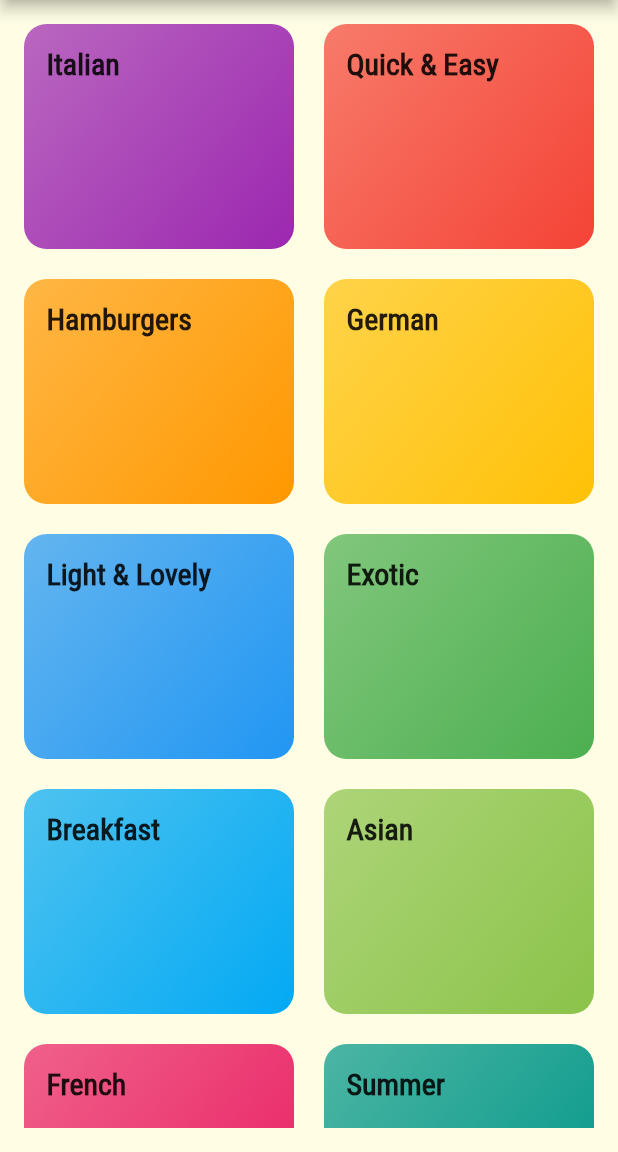
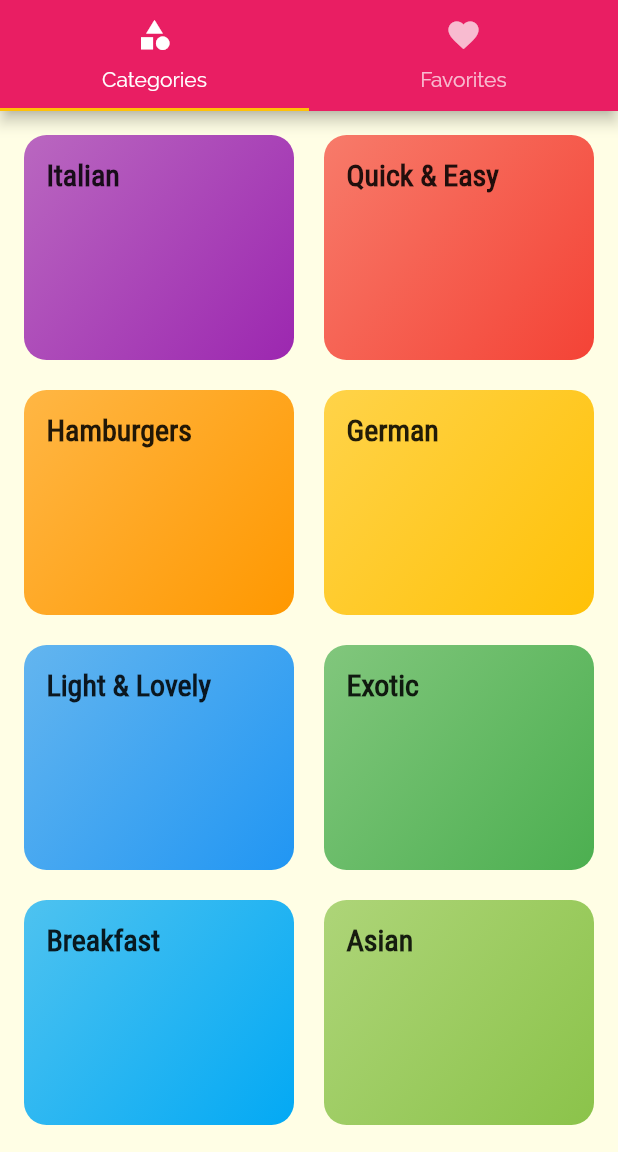
Before and after one commit to MiguelJardinez/deli-meal-flutter, a Flutter app: the screen it shows after launch, on a phone screen of 412 x 824 dp, the part 84-1236 px from its top. Run offline on Flutter 3.47's test engine with Material 2 defaults, Android fonts, the phone set to English and light mode, and no system bars.

Commit message:
add header tabs

```diff
--- a/lib/main.dart
+++ b/lib/main.dart
@@ -1,3 +1,4 @@
+import 'package:deli_meal/src/navigation/tab_page.dart';
 import 'package:deli_meal/src/pages/category_meal_page.dart';
 import 'package:deli_meal/src/pages/catetegories_page.dart';
 import 'package:deli_meal/src/pages/meal_details_page.dart';
@@ -26,7 +27,7 @@ class MyApp extends StatelessWidget {
                   fontWeight: FontWeight.bold),
             ),
       ),
-      home: CategoryPage(),
+      home: TabPage(),
       routes: {
         CategoryMealPage.routName: (BuildContext context) => CategoryMealPage(),
         MealDetails.routName: (BuildContext context) => MealDetails(),
--- /dev/null
+++ b/lib/src/navigation/tab_page.dart
@@ -0,0 +1,42 @@
+import 'package:deli_meal/src/pages/favorite_page.dart';
+import 'package:flutter/material.dart';
+
+import 'package:deli_meal/src/pages/catetegories_page.dart';
+
+class TabPage extends StatefulWidget {
+  @override
+  _TabPageState createState() => _TabPageState();
+}
+
+class _TabPageState extends State<TabPage> {
+  @override
+  Widget build(BuildContext context) {
+    return DefaultTabController(
+      length: 2,
+      initialIndex: 0,
+      child: Scaffold(
+        appBar: AppBar(
+          title: Text('Deli meal'),
+          bottom: TabBar(
+            tabs: [
+              Tab(
+                icon: Icon(Icons.category),
+                text: 'Categories',
+              ),
+              Tab(
+                icon: Icon(Icons.favorite),
+                text: 'Favorites',
+              ),
+            ],
+          ),
+        ),
+        body: TabBarView(
+          children: [
+            CategoryPage(),
+            FavoritePage(),
+          ],
+        ),
+      ),
+    );
+  }
+}
--- a/lib/src/pages/catetegories_page.dart
+++ b/lib/src/pages/catetegories_page.dart
@@ -8,11 +8,7 @@ class CategoryPage extends StatelessWidget {
 
   @override
   Widget build(BuildContext context) {
-    return Scaffold(
-      appBar: AppBar(
-        title: Text('Deli meal'),
-      ),
-      body: Container(
+    return Container(
       padding: EdgeInsets.all(16),
       child: GridView(
         gridDelegate: SliverGridDelegateWithMaxCrossAxisExtent(
@@ -27,7 +23,6 @@ class CategoryPage extends StatelessWidget {
                 CategoryItem(category.id, category.title, category.color))
             .toList(),
       ),
-      ),
     );
   }
 }
--- /dev/null
+++ b/lib/src/pages/favorite_page.dart
@@ -0,0 +1,10 @@
+import 'package:flutter/material.dart';
+
+class FavoritePage extends StatelessWidget {
+  @override
+  Widget build(BuildContext context) {
+    return Container(
+      child: Text('Hola favoritos'),
+    );
+  }
+}
```
Lines whose indentation alone changed are shown as unchanged.
